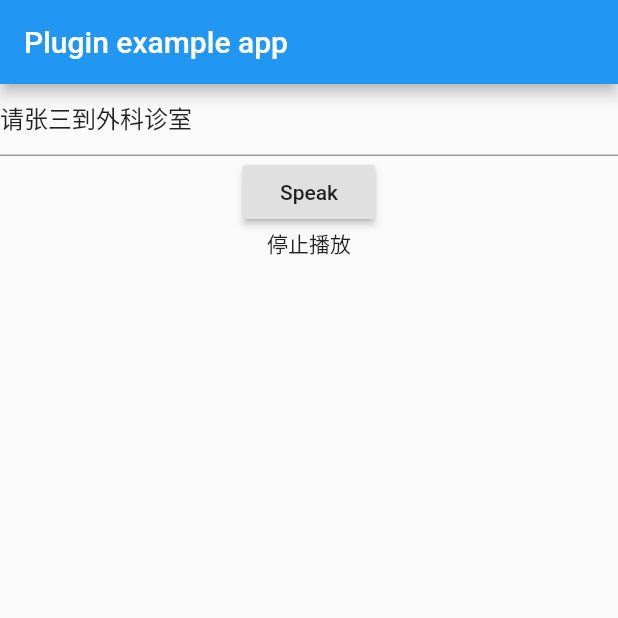
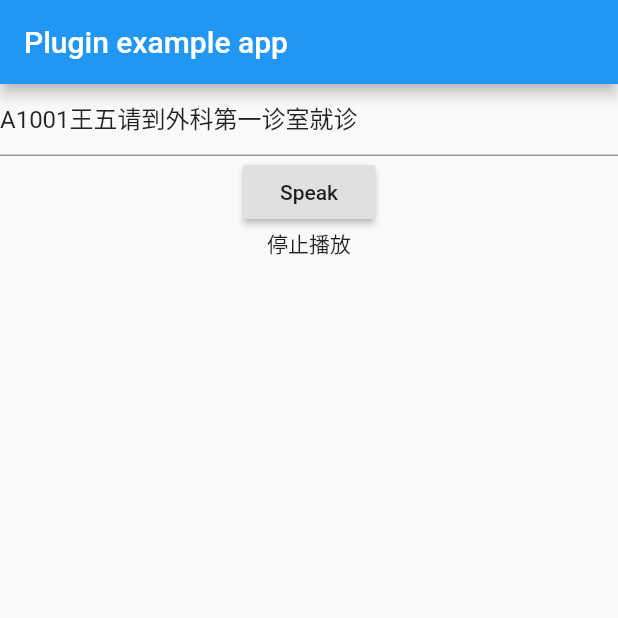
Before and after one commit to once10301/xfyun_msc, a Flutter app: the screen it shows after launch, on a phone screen of 412 x 824 dp, the top half of it. Run offline on Flutter 3.47's test engine with Material 2 defaults, Android fonts, the phone set to English and light mode, and no system bars.

```diff
--- a/example/lib/main.dart
+++ b/example/lib/main.dart
@@ -11,7 +11,7 @@ class MyApp extends StatefulWidget {
 }
 
 class _MyAppState extends State<MyApp> {
-  TextEditingController controller = TextEditingController()..text = '请张三到外科诊室';
+  TextEditingController controller = TextEditingController()..text = 'A1001王五请到外科第一诊室就诊';
   StreamSubscription<bool> subscription;
   bool speaking = false;
 
--- a/lib/xfyun_msc.dart
+++ b/lib/xfyun_msc.dart
@@ -16,13 +16,14 @@ class XfyunMsc {
     return await methodChannel.invokeMethod('init', {"appId": appId});
   }
 
-  static Future speak(String content, {SpeechType type: SpeechType.local, Speaker speaker: Speaker.xiaoyan, int speed: 50, int volume: 100}) async {
+  static Future speak(String content, {SpeechType type: SpeechType.local, Speaker speaker: Speaker.xiaoyan, int speed: 50, int volume: 100, int pitch: 10}) async {
     Map<String, dynamic> params = {
       'content': content,
       'type': type == SpeechType.local ? 'local' : 'cloud',
       'speaker': speaker == Speaker.xiaoyan ? 'xiaoyan' : 'xiaofeng',
       'speed': speed,
       'volume': volume,
+      'pitch': pitch,
     };
     return await methodChannel.invokeMethod('speak', params);
   }
--- a/pubspec.yaml
+++ b/pubspec.yaml
@@ -1,6 +1,6 @@
 name: xfyun_msc
 description: A new Flutter plugin.
-version: 0.0.3
+version: 0.0.4
 author: Lewis <once10301@gmail.com>
 homepage: https://github.com/once10301/monitor_usb
 
```
Also changed, not shown: 1 other file.
